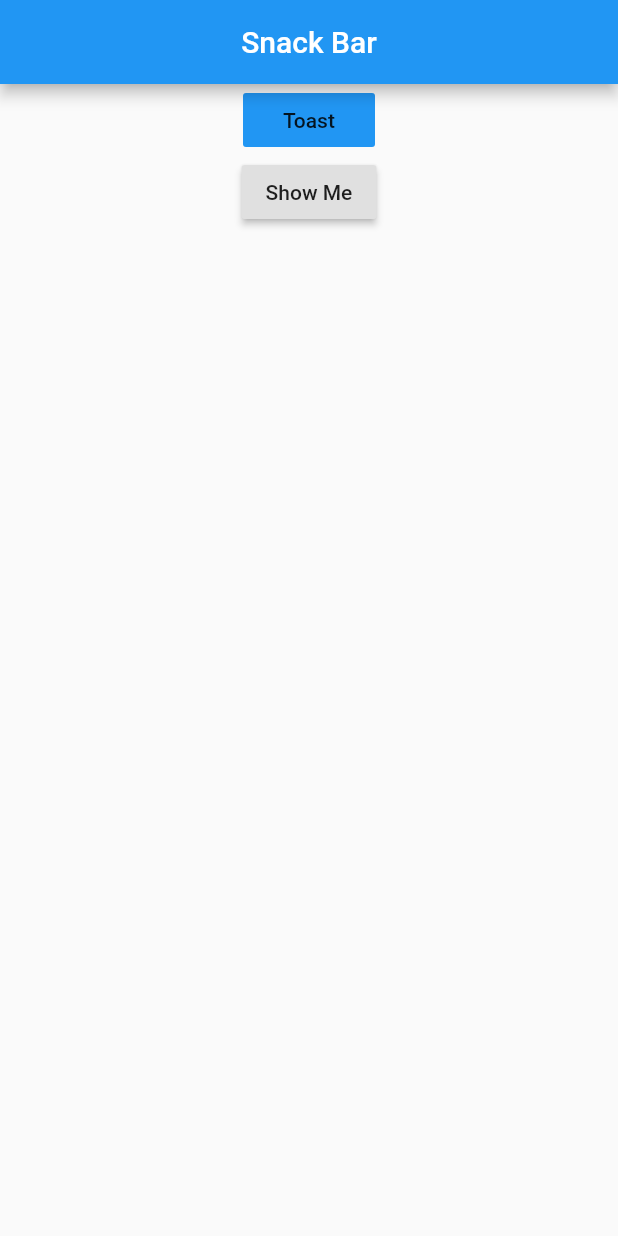
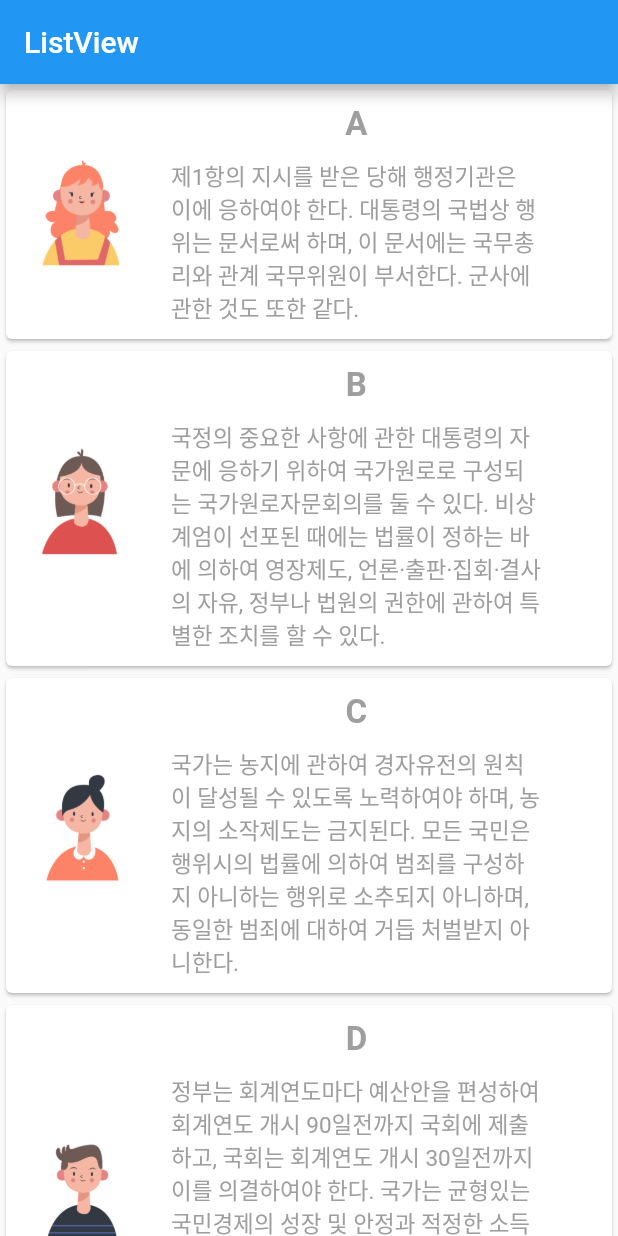
Before and after one commit to sovla/PersonalStudy, a Flutter app: the screen it shows after launch, on a phone screen of 412 x 824 dp. Run offline on Flutter 3.47's test engine with Material 2 defaults, Android fonts, the phone set to English and light mode, and no system bars; our stand-ins replace fluttertoast, introduction_screen.

Commit message:
add(ListviewBuilder) 리스트 뷰 빌더 활용

```diff
--- a/Flutter/flutter_application_1/lib/main.dart
+++ b/Flutter/flutter_application_1/lib/main.dart
@@ -1,5 +1,4 @@
-import 'package:flutter/material.dart';
-import 'package:fluttertoast/fluttertoast.dart';
+import "package:flutter/material.dart";
 
 void main() {
   runApp(const MyApp());
@@ -10,69 +9,139 @@ class MyApp extends StatelessWidget {
 
   @override
   Widget build(BuildContext context) {
-    return MaterialApp(
-      title: "빌더 위젯 없이 스낵바/토스트메시지",
-      home: MyPage(),
+    return MaterialApp(home: ListViewPage());
+  }
+}
+
+class ListViewPage extends StatefulWidget {
+  const ListViewPage({Key? key}) : super(key: key);
+
+  @override
+  State<ListViewPage> createState() => _ListViewPageState();
+}
+
+class _ListViewPageState extends State<ListViewPage> {
+  var imageList = [
+    "assets/1.png",
+    "assets/2.png",
+    "assets/3.png",
+    "assets/4.png",
+    "assets/5.png",
+    "assets/6.png",
+    "assets/7.png",
+    "assets/8.png",
+    "assets/9.png",
+    "assets/10.png"
+  ];
+
+  var titleList = ["A", "B", "C", "D", "E", "F", "G", "H", "I", "J"];
+
+  var description = [
+    "제1항의 지시를 받은 당해 행정기관은 이에 응하여야 한다. 대통령의 국법상 행위는 문서로써 하며, 이 문서에는 국무총리와 관계 국무위원이 부서한다. 군사에 관한 것도 또한 같다.",
+    "국정의 중요한 사항에 관한 대통령의 자문에 응하기 위하여 국가원로로 구성되는 국가원로자문회의를 둘 수 있다. 비상계엄이 선포된 때에는 법률이 정하는 바에 의하여 영장제도, 언론·출판·집회·결사의 자유, 정부나 법원의 권한에 관하여 특별한 조치를 할 수 있다.",
+    "국가는 농지에 관하여 경자유전의 원칙이 달성될 수 있도록 노력하여야 하며, 농지의 소작제도는 금지된다. 모든 국민은 행위시의 법률에 의하여 범죄를 구성하지 아니하는 행위로 소추되지 아니하며, 동일한 범죄에 대하여 거듭 처벌받지 아니한다.",
+    "정부는 회계연도마다 예산안을 편성하여 회계연도 개시 90일전까지 국회에 제출하고, 국회는 회계연도 개시 30일전까지 이를 의결하여야 한다. 국가는 균형있는 국민경제의 성장 및 안정과 적정한 소득의 분배를 유지하고, 시장의 지배와 경제력의 남용을 방지하며, 경제주체간의 조화를 통한 경제의 민주화를 위하여 경제에 관한 규제와 조정을 할 수 있다.",
+    "국가는 재해를 예방하고 그 위험으로부터 국민을 보호하기 위하여 노력하여야 한다. 국회는 상호원조 또는 안전보장에 관한 조약, 중요한 국제조직에 관한 조약, 우호통상항해조약, 주권의 제약에 관한 조약, 강화조약, 국가나 국민에게 중대한 재정적 부담을 지우는 조약 또는 입법사항에 관한 조약의 체결·비준에 대한 동의권을 가진다.",
+    "감사원은 원장을 포함한 5인 이상 11인 이하의 감사위원으로 구성한다. 근로조건의 기준은 인간의 존엄성을 보장하도록 법률로 정한다. 대통령은 법률이 정하는 바에 의하여 사면·감형 또는 복권을 명할 수 있다.",
+    "대법원은 법률에 저촉되지 아니하는 범위안에서 소송에 관한 절차, 법원의 내부규율과 사무처리에 관한 규칙을 제정할 수 있다. 계엄을 선포한 때에는 대통령은 지체없이 국회에 통고하여야 한다.",
+    "새로운 회계연도가 개시될 때까지 예산안이 의결되지 못한 때에는 정부는 국회에서 예산안이 의결될 때까지 다음의 목적을 위한 경비는 전년도 예산에 준하여 집행할 수 있다.",
+    "누구든지 병역의무의 이행으로 인하여 불이익한 처우를 받지 아니한다. 이 헌법시행 당시에 이 헌법에 의하여 새로 설치될 기관의 권한에 속하는 직무를 행하고 있는 기관은 이 헌법에 의하여 새로운 기관이 설치될 때까지 존속하며 그 직무를 행한다.",
+    "법률은 특별한 규정이 없는 한 공포한 날로부터 20일을 경과함으로써 효력을 발생한다. 국가는 모성의 보호를 위하여 노력하여야 한다. 국회의원은 현행범인인 경우를 제외하고는 회기중 국회의 동의없이 체포 또는 구금되지 아니한다.",
+  ];
+
+  void showPopup(context, title, image, description) {
+    showDialog(
+        context: context,
+        builder: (context) {
+          return Dialog(
+            child: Container(
+                width: MediaQuery.of(context).size.width * 0.7, // 전체 너비의 70%
+                height: 380, // 높이
+                decoration: BoxDecoration(
+                    // 박스 스타일
+                    borderRadius: BorderRadius.circular(10),
+                    color: Colors.white),
+                child: Column(
+                  children: [
+                    ClipRRect(
+                      borderRadius: BorderRadius.circular(10),
+                      child: Image.asset(
+                        image,
+                        width: 200,
+                        height: 200,
+                      ),
+                    ),
+                    const SizedBox(
+                      height: 10,
+                    ),
+                    Text(title,
+                        style: const TextStyle(
+                            fontSize: 25,
+                            fontWeight: FontWeight.bold,
+                            color: Colors.grey)),
+                    Padding(
+                        padding: const EdgeInsets.all(8),
+                        child: Text(description,
+                            maxLines: 3, textAlign: TextAlign.center)),
+                    ElevatedButton.icon(
+                        onPressed: () {
+                          Navigator.pop(context);
+                        },
+                        icon: const Icon(Icons.close),
+                        label: const Text("close"))
+                  ],
+                )),
+          );
+        });
+  }
+
+  @override
+  Widget build(BuildContext context) {
+    double width = MediaQuery.of(context).size.width * 0.6;
+
+    return Scaffold(
+      appBar: AppBar(title: const Text("ListView")),
+      body: ListView.builder(
+          itemCount: titleList.length,
+          itemBuilder: (context, index) {
+            return GestureDetector(
+              onTap: () {
+                showPopup(context, titleList[index], imageList[index],
+                    description[index]);
+              },
+              child: Card(
+                child: Row(children: [
+                  SizedBox(
+                    // Container -> SizedBox 로 변경  Why? SizedBox의 경우 Const 키워드로 생성하기 때문에 런타임시 재생성할 필요가 없다
+                    width: 100,
+                    height: 100,
+                    child: Image.asset(imageList[index]),
+                  ),
+                  Padding(
+                    padding: const EdgeInsets.all(10),
+                    child: Column(children: [
+                      Text(
+                        titleList[index],
+                        style: const TextStyle(
+                            fontSize: 22,
+                            fontWeight: FontWeight.bold,
+                            color: Colors.grey),
+                      ),
+                      const SizedBox(
+                        height: 10,
+                      ),
+                      SizedBox(
+                        width: width,
+                        child: Text(description[index],
+                            style: TextStyle(
+                                fontSize: 15, color: Colors.grey[500])),
+                      ),
+                    ]),
+                  )
+                ]),
+              ),
+            );
+          }),
     );
   }
 }
-
-class MyPage extends StatelessWidget {
-  const MyPage({Key? key}) : super(key: key);
-
-  @override
-  Widget build(BuildContext context) {
-    return Scaffold(
-      appBar: AppBar(
-        title: Text("Snack Bar"),
-        centerTitle: true,
-      ),
-      body: MySnackBar(),
-    );
-  }
-}
-
-class MySnackBar extends StatelessWidget {
-  const MySnackBar({Key? key}) : super(key: key);
-
-  @override
-  Widget build(BuildContext context) {
-    return Center(
-      child: Column(
-        children: [
-          FlatButton(
-            onPressed: () {
-              flutterToast();
-            },
-            child: Text("Toast"),
-            color: Colors.blue,
-          ),
-          RaisedButton(
-              child: Text("Show Me"),
-              onPressed: () {
-                flutterToast();
-                Scaffold.of(context).showSnackBar(SnackBar(
-                  content: Text(
-                    "asdsa",
-                    textAlign: TextAlign.center,
-                    style: TextStyle(color: Colors.white),
-                  ),
-                  duration: Duration(milliseconds: 1000),
-                  backgroundColor: Colors.teal,
-                ));
-              }),
-        ],
-      ),
-    );
-  }
-}
-
-void flutterToast() {
-  Fluttertoast.showToast(
-      msg: "Flutter",
-      gravity: ToastGravity.BOTTOM,
-      backgroundColor: Colors.redAccent,
-      fontSize: 20.0,
-      textColor: Colors.white,
-      toastLength: Toast.LENGTH_SHORT);
-}
--- a/Flutter/flutter_application_1/pubspec.yaml
+++ b/Flutter/flutter_application_1/pubspec.yaml
@@ -35,6 +35,7 @@ dependencies:
   # Use with the CupertinoIcons class for iOS style icons.
   cupertino_icons: ^1.0.2
   fluttertoast: ^8.0.9
+  introduction_screen: ^3.0.1
 
 dev_dependencies:
   flutter_test:
@@ -62,6 +63,7 @@ flutter:
   assets:
         - assets/fire.gif
         - assets/character.jpg
+        - assets/
 
 
   # An image asset can refer to one or more resolution-specific "variants", see
```
Also changed, not shown: Flutter/flutter_application_1/lib/onBoarding/main.dart (+41 -0 lines), Flutter/flutter_application_1/lib/onBoarding/onboarding.dart (added, +54 -0 lines), Flutter/flutter_application_1/lib/snackBar/main.dart (added, +78 -0 lines), Flutter/flutter_application_1/assets/1.png (added), Flutter/flutter_application_1/assets/10.png (added), Flutter/flutter_application_1/assets/2.png (added), Flutter/flutter_application_1/assets/3.png (added), Flutter/flutter_application_1/assets/4.png (added), Flutter/flutter_application_1/assets/5.png (added), Flutter/flutter_application_1/assets/6.png (added), Flutter/flutter_application_1/assets/7.png (added), Flutter/flutter_application_1/assets/8.png (added), Flutter/flutter_application_1/assets/9.png (added), Flutter/flutter_application_1/lib/basic/default.dart (renamed from Flutter/flutter_application_1/lib/default.dart), 2 more files, 1 other file.
